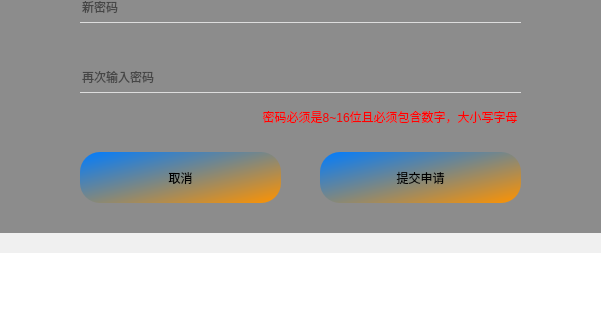
First picture: the form in view/loginPage/changepassword.ui, repository JunWang666/LabNexus, before the edit; both pictures show x 120 to 721 and y 478 to 798 of the 845 by 798 pixel window.
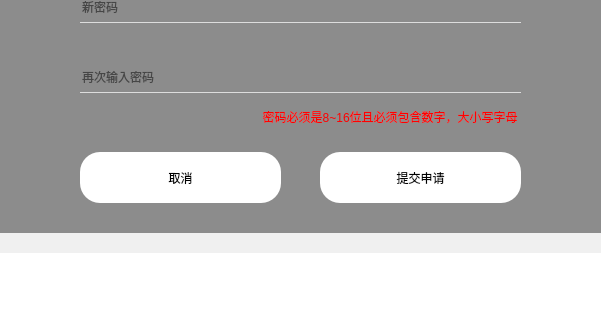
Second picture: the form after the edit. Icons and pictures are not drawn.

Diff of the .ui file:
```diff
--- a/view/loginPage/changepassword.ui
+++ b/view/loginPage/changepassword.ui
@@ -15,46 +15,47 @@
   </property>
   <property name="styleSheet">
    <string notr="true">*{
-	background-color: rgb(255, 255, 255);
-}
+                background-color: rgb(255, 255, 255);
+                }
 
-QFrame#frame{
-border-radius:30px;
-	background-image: url(:/Register_page.png);
-border-repeat: no-repeat;
-    border-position: center;
+                QFrame#frame{
+                border-radius:30px;
+                background-image: url(:/Register_page.png);
+                border-repeat: no-repeat;
+                border-position: center;
 
-}
-#frame_2{
-border-radius:30px;
-	background-color: rgba(158, 158, 158, 40);
-}
-QLabel#label{
-	background-color: rgba(98, 98, 98, 180);
-border-radius:30px;
-}
+                }
+                #frame_2{
+                border-radius:30px;
+                background-color: rgba(158, 158, 158, 40);
+                }
+                QLabel#label{
+                background-color: rgba(98, 98, 98, 180);
+                border-radius:30px;
+                }
 
 
-#titleLabel{
-	background-color: rgba(255, 255, 255, 0);
-}
-QLineEdit{
-	background-color: rgba(255, 255, 255, 0);
-	font: 16pt &quot;Microsoft YaHei UI&quot;;
-border:none;
-border-bottom:1px solid rgba(255, 255, 255, 180);
-}
-#passwordHintLabel{
-	background-color: rgba(255, 255, 255, 0);
-	color: rgb(255, 0, 0);
-}
+                #titleLabel{
+                background-color: rgba(255, 255, 255, 0);
+                }
+                QLineEdit{
+                background-color: rgba(255, 255, 255, 0);
+                font: 16pt &quot;Microsoft YaHei UI&quot;;
+                border:none;
+                border-bottom:1px solid rgba(255, 255, 255, 180);
+                }
+                #passwordHintLabel{
+                background-color: rgba(255, 255, 255, 0);
+                color: rgb(255, 0, 0);
+                }
 
-QPushButton{
-border-radius:20px;
-	background-color: qlineargradient(spread:pad, x1:0, y1:0, x2:1, y2:1, stop:0 rgba(0, 124, 255, 255), stop:1 rgba(255, 147, 0, 255));
-	font: 20pt &quot;Microsoft YaHei UI&quot;;
-outline:none;
-}
+                QPushButton{
+                border-radius:20px;
+                background-color: qlineargradient(spread:pad, x1:0, y1:0, x2:1, y2:1, stop:0 rgba(0, 124, 255, 255),
+                stop:1 rgba(255, 147, 0, 255));
+                font: 20pt &quot;Microsoft YaHei UI&quot;;
+                outline:none;
+                }
 
 
 QPushButton:hover{
@@ -65,26 +66,28 @@
 }
 
 
-QPushButton:pressed{
-border-radius:20px;
-background-color: qlineargradient(spread:pad, x1:0, y1:0, x2:0.997, y2:1, stop:0 rgba(0, 30, 255, 255), stop:1 rgba(255, 104, 0, 255));
-padding-top:5px;
-padding-left:5px;
-	font: 20pt &quot;Microsoft YaHei UI&quot;;
-outline:none;
-}
-#lineEdit{
-border-bottom:1px solid rgba(255, 255, 255, 0);
-	color: rgb(255, 0, 0);
-}
-#lineEdit_2{
-border-bottom:1px solid rgba(255, 255, 255, 0);
-	color: rgb(255, 0, 0);
-}
-#lineEdit_3{
-border-bottom:1px solid rgba(255, 255, 255, 0);
-	color: rgb(255, 0, 0);
-}</string>
+                QPushButton:pressed{
+                border-radius:20px;
+                background-color: qlineargradient(spread:pad, x1:0, y1:0, x2:0.997, y2:1, stop:0 rgba(0, 30, 255, 255),
+                stop:1 rgba(255, 104, 0, 255));
+                padding-top:5px;
+                padding-left:5px;
+                font: 20pt &quot;Microsoft YaHei UI&quot;;
+                outline:none;
+                }
+                #lineEdit{
+                border-bottom:1px solid rgba(255, 255, 255, 0);
+                color: rgb(255, 0, 0);
+                }
+                #lineEdit_2{
+                border-bottom:1px solid rgba(255, 255, 255, 0);
+                color: rgb(255, 0, 0);
+                }
+                #lineEdit_3{
+                border-bottom:1px solid rgba(255, 255, 255, 0);
+                color: rgb(255, 0, 0);
+                }
+            </string>
   </property>
   <widget class="QFrame" name="frame">
    <property name="geometry">
```
Left out of the diff: 23 changed lines with no effect on the pictures. Lines whose indentation alone changed are shown as unchanged.
